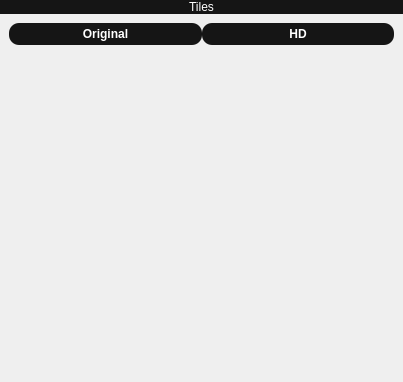
Old version of the form TilesetEditor/fragmenttilepreview.ui in the repository diegofps/tileset_editor.
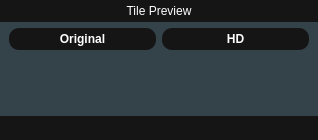
New version of the form. Custom widgets are drawn as their Qt base class.

The edit to the form file:
```diff
--- a/TilesetEditor/fragmenttilepreview.ui
+++ b/TilesetEditor/fragmenttilepreview.ui
@@ -6,10 +6,16 @@
    <rect>
     <x>0</x>
     <y>0</y>
-    <width>403</width>
-    <height>382</height>
+    <width>318</width>
+    <height>140</height>
    </rect>
   </property>
+  <property name="sizePolicy">
+   <sizepolicy hsizetype="Preferred" vsizetype="Preferred">
+    <horstretch>0</horstretch>
+    <verstretch>0</verstretch>
+   </sizepolicy>
+  </property>
   <property name="minimumSize">
    <size>
     <width>0</width>
@@ -45,7 +51,40 @@
     <number>0</number>
    </property>
    <item>
-    <widget class="QLabel" name="lbTitle">
+    <widget class="QFrame" name="frame_2">
+     <property name="minimumSize">
+      <size>
+       <width>0</width>
+       <height>140</height>
+      </size>
+     </property>
+     <property name="styleSheet">
+      <string notr="true">background-color: rgb(52, 66, 74);</string>
+     </property>
+     <property name="frameShape">
+      <enum>QFrame::NoFrame</enum>
+     </property>
+     <property name="frameShadow">
+      <enum>QFrame::Plain</enum>
+     </property>
+     <property name="lineWidth">
+      <number>0</number>
+     </property>
+     <layout class="QVBoxLayout" name="verticalLayout_4">
+      <property name="leftMargin">
+       <number>0</number>
+      </property>
+      <property name="topMargin">
+       <number>0</number>
+      </property>
+      <property name="rightMargin">
+       <number>0</number>
+      </property>
+      <property name="bottomMargin">
+       <number>0</number>
+      </property>
+      <item>
+       <widget class="QLabel" name="label_2">
      <property name="sizePolicy">
       <sizepolicy hsizetype="Preferred" vsizetype="Fixed">
        <horstretch>0</horstretch>
@@ -54,16 +93,17 @@
      </property>
      <property name="styleSheet">
       <string notr="true">background-color: #151515;
-color: rgb(255, 255, 255);</string>
+color: #ffffff;
+padding: 4px;</string>
      </property>
      <property name="text">
-      <string>Tiles</string>
+         <string>Tile Preview</string>
      </property>
      <property name="alignment">
       <set>Qt::AlignCenter</set>
      </property>
      <property name="margin">
-      <number>5</number>
+         <number>0</number>
      </property>
     </widget>
    </item>
@@ -72,28 +112,13 @@
      <property name="leftMargin">
       <number>9</number>
      </property>
-     <property name="topMargin">
-      <number>9</number>
-     </property>
      <property name="rightMargin">
       <number>9</number>
      </property>
-     <property name="bottomMargin">
-      <number>9</number>
-     </property>
      <item>
-      <layout class="QHBoxLayout" name="horizontalLayout">
-       <property name="sizeConstraint">
-        <enum>QLayout::SetMinimumSize</enum>
-       </property>
+         <layout class="QHBoxLayout" name="horizontalLayout_2">
        <item>
         <widget class="QPushButton" name="btOriginal">
-         <property name="sizePolicy">
-          <sizepolicy hsizetype="Minimum" vsizetype="Fixed">
-           <horstretch>0</horstretch>
-           <verstretch>0</verstretch>
-          </sizepolicy>
-         </property>
          <property name="styleSheet">
           <string notr="true">QPushButton {
     background-color: rgb(21, 21, 21);
@@ -108,7 +133,7 @@
     background-color: rgb(9, 36, 78);
 }
 
-QPushButton:checked {
+QPushButton#evilButton:checked {
     background-color: rgb(86, 145, 236);
 }</string>
          </property>
@@ -116,10 +141,10 @@
           <string>Original</string>
          </property>
          <property name="checkable">
-          <bool>false</bool>
+             <bool>true</bool>
          </property>
          <property name="checked">
-          <bool>false</bool>
+             <bool>true</bool>
          </property>
          <property name="autoDefault">
           <bool>true</bool>
@@ -134,12 +159,6 @@
        </item>
        <item>
         <widget class="QPushButton" name="btHD">
-         <property name="sizePolicy">
-          <sizepolicy hsizetype="Minimum" vsizetype="Fixed">
-           <horstretch>0</horstretch>
-           <verstretch>0</verstretch>
-          </sizepolicy>
-         </property>
          <property name="styleSheet">
           <string notr="true">QPushButton {
     background-color: rgb(21, 21, 21);
@@ -154,7 +173,7 @@
     background-color: rgb(9, 36, 78);
 }
 
-QPushButton:checked {
+QPushButton#evilButton:checked {
     background-color: rgb(86, 145, 236);
 }</string>
          </property>
@@ -162,7 +181,7 @@
           <string>HD</string>
          </property>
          <property name="checkable">
-          <bool>false</bool>
+             <bool>true</bool>
          </property>
          <property name="default">
           <bool>false</bool>
@@ -172,46 +191,77 @@
       </layout>
      </item>
      <item>
-      <widget class="QLabel" name="lbTileImage">
+         <widget class="QWidget" name="widget_2" native="true">
        <property name="sizePolicy">
         <sizepolicy hsizetype="Preferred" vsizetype="Preferred">
          <horstretch>0</horstretch>
          <verstretch>1</verstretch>
         </sizepolicy>
        </property>
-       <property name="minimumSize">
-        <size>
-         <width>0</width>
-         <height>0</height>
-        </size>
-       </property>
-       <property name="text">
-        <string/>
-       </property>
-      </widget>
-     </item>
+         </widget>
+        </item>
+       </layout>
+      </item>
      <item>
-      <widget class="WidgetColorPalette" name="colorPalette" native="true">
+       <widget class="QFrame" name="frame">
+        <property name="sizePolicy">
+         <sizepolicy hsizetype="Preferred" vsizetype="Fixed">
+          <horstretch>0</horstretch>
+          <verstretch>0</verstretch>
+         </sizepolicy>
+        </property>
+        <property name="styleSheet">
+         <string notr="true">background-color: rgb(21, 21, 21);</string>
+        </property>
+        <property name="frameShape">
+         <enum>QFrame::NoFrame</enum>
+        </property>
+        <property name="frameShadow">
+         <enum>QFrame::Plain</enum>
+        </property>
+        <property name="lineWidth">
+         <number>0</number>
+        </property>
+        <layout class="QVBoxLayout" name="verticalLayout_3">
+         <property name="spacing">
+          <number>0</number>
+         </property>
+         <property name="leftMargin">
+          <number>0</number>
+         </property>
+         <property name="topMargin">
+          <number>0</number>
+         </property>
+         <property name="rightMargin">
+          <number>0</number>
+         </property>
+         <property name="bottomMargin">
+          <number>0</number>
+         </property>
+         <item>
+          <widget class="QWidget" name="widget" native="true">
+           <property name="sizePolicy">
+            <sizepolicy hsizetype="Preferred" vsizetype="Preferred">
+             <horstretch>0</horstretch>
+             <verstretch>0</verstretch>
+            </sizepolicy>
+           </property>
        <property name="minimumSize">
         <size>
          <width>0</width>
-         <height>25</height>
+             <height>24</height>
         </size>
        </property>
       </widget>
      </item>
     </layout>
+       </widget>
    </item>
   </layout>
  </widget>
- <customwidgets>
-  <customwidget>
-   <class>WidgetColorPalette</class>
-   <extends>QWidget</extends>
-   <header>widgetcolorpalette.h</header>
-   <container>1</container>
-  </customwidget>
- </customwidgets>
+   </item>
+  </layout>
+ </widget>
  <resources/>
  <connections/>
 </ui>
```
Left out of the diff: 4 changed lines with no effect on the pictures. Lines whose indentation alone changed are shown as unchanged.
